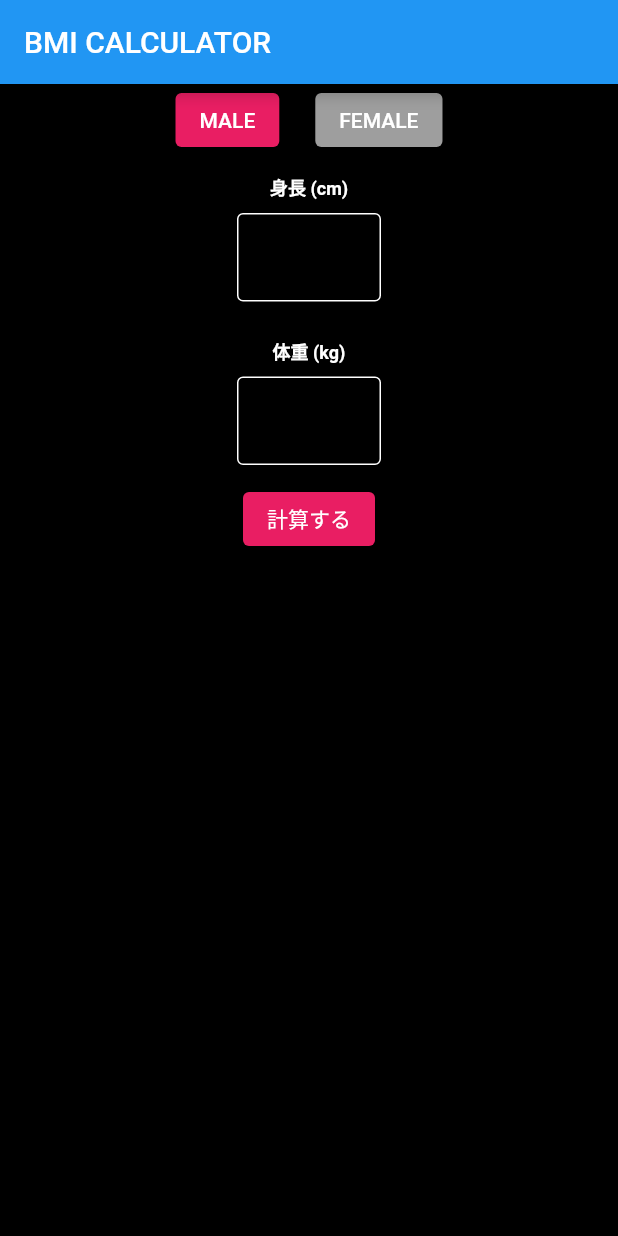
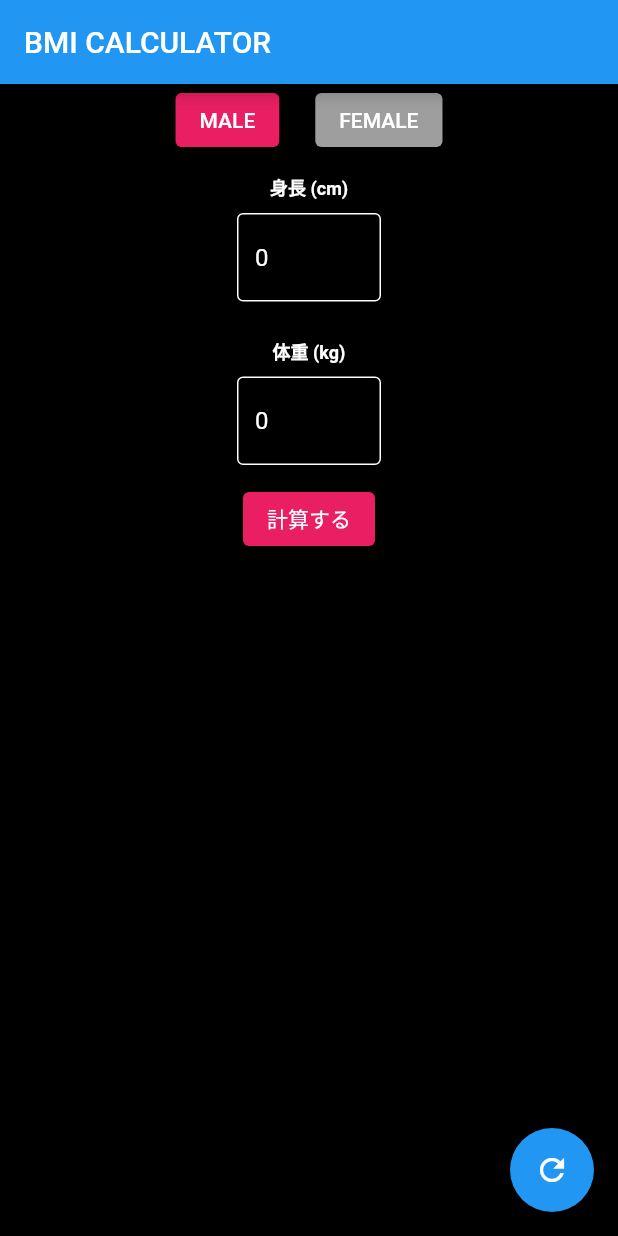
Before and after one commit to ito-a/flutter_practice, a Flutter app: the screen it shows after launch, on a phone screen of 412 x 824 dp. Run offline on Flutter 3.47's test engine with Material 2 defaults, Android fonts, the phone set to English and light mode, and no system bars; our stand-ins replace flutter_riverpod, freezed_annotation.

Commit message:
RiverPodを改良してサンプルにない機能を追加

```diff
--- a/lib/bmi/provider.dart
+++ b/lib/bmi/provider.dart
@@ -1,5 +1,6 @@
 import 'dart:math';
 
+import 'package:flutter/cupertino.dart';
 import 'package:flutter_riverpod/flutter_riverpod.dart';
 
 final genderProvider = StateProvider((ref) => Gender.male);
@@ -20,6 +21,8 @@ class BmiCalculator extends StateNotifier<String> {
   BmiCalculator() : super('');
 
   String getResult(int height, int weight) {
+    debugPrint(height.toString());
+    debugPrint(weight.toString());
     double bmi;
     bmi = weight / pow(height / 100, 2);
     return bmi.toStringAsFixed(1);
--- a/lib/bmi/top.dart
+++ b/lib/bmi/top.dart
@@ -9,6 +9,9 @@ class Top extends ConsumerWidget {
   @override
   Widget build(BuildContext context, WidgetRef ref) {
     final gender = ref.watch(genderProvider);
+    final heightController = TextEditingController();
+    final wightController = TextEditingController();
+
     return Scaffold(
       backgroundColor: Colors.black,
       appBar: AppBar(
@@ -59,8 +62,18 @@ class Top extends ConsumerWidget {
                   ),
                 ),
                 TextField(
-                  onChanged: (value) => {ref.read(heightProvider.notifier).state = value},
+                  controller: heightController,
+                  onChanged: (value) => {
+                    ref.read(heightProvider.notifier).state = value,
+                    heightController.text = ref.watch(heightProvider.notifier).state,
+                    heightController.selection = TextSelection.fromPosition(
+                      TextPosition(offset: heightController.text.length),
+                    ),
+                  },
+                  style: const TextStyle(color: Colors.white),
                   decoration: const InputDecoration(
+                    hintText: '0',
+                    hintStyle: TextStyle(color: Colors.white),
                     enabledBorder: OutlineInputBorder(borderSide: BorderSide(color: Colors.white)),
                     focusedBorder: OutlineInputBorder(borderSide: BorderSide(color: Colors.white)),
                   ),
@@ -85,8 +98,18 @@ class Top extends ConsumerWidget {
                   ),
                 ),
                 TextField(
-                  onChanged: (value) => {ref.read(weightProvider.notifier).state = value},
+                  controller: wightController,
+                  onChanged: (value) => {
+                    ref.read(weightProvider.notifier).state = value,
+                    wightController.text = ref.watch(weightProvider.notifier).state,
+                    wightController.selection = TextSelection.fromPosition(
+                      TextPosition(offset: wightController.text.length),
+                    ),
+                  },
+                  style: const TextStyle(color: Colors.white),
                   decoration: const InputDecoration(
+                    hintText: '0',
+                    hintStyle: TextStyle(color: Colors.white),
                     enabledBorder: OutlineInputBorder(borderSide: BorderSide(color: Colors.white)),
                     focusedBorder: OutlineInputBorder(borderSide: BorderSide(color: Colors.white)),
                   ),
@@ -105,8 +128,15 @@ class Top extends ConsumerWidget {
               backgroundColor: Colors.pink,
             ),
             child: const Text('計算する'),
-          )
+          ),
         ],
+      ),
+      floatingActionButton: FloatingActionButton(
+        child: const Icon(Icons.refresh),
+        onPressed: () {
+          ref.refresh(heightProvider);
+          ref.refresh(weightProvider);
+        },
       ),
     );
   }
```
